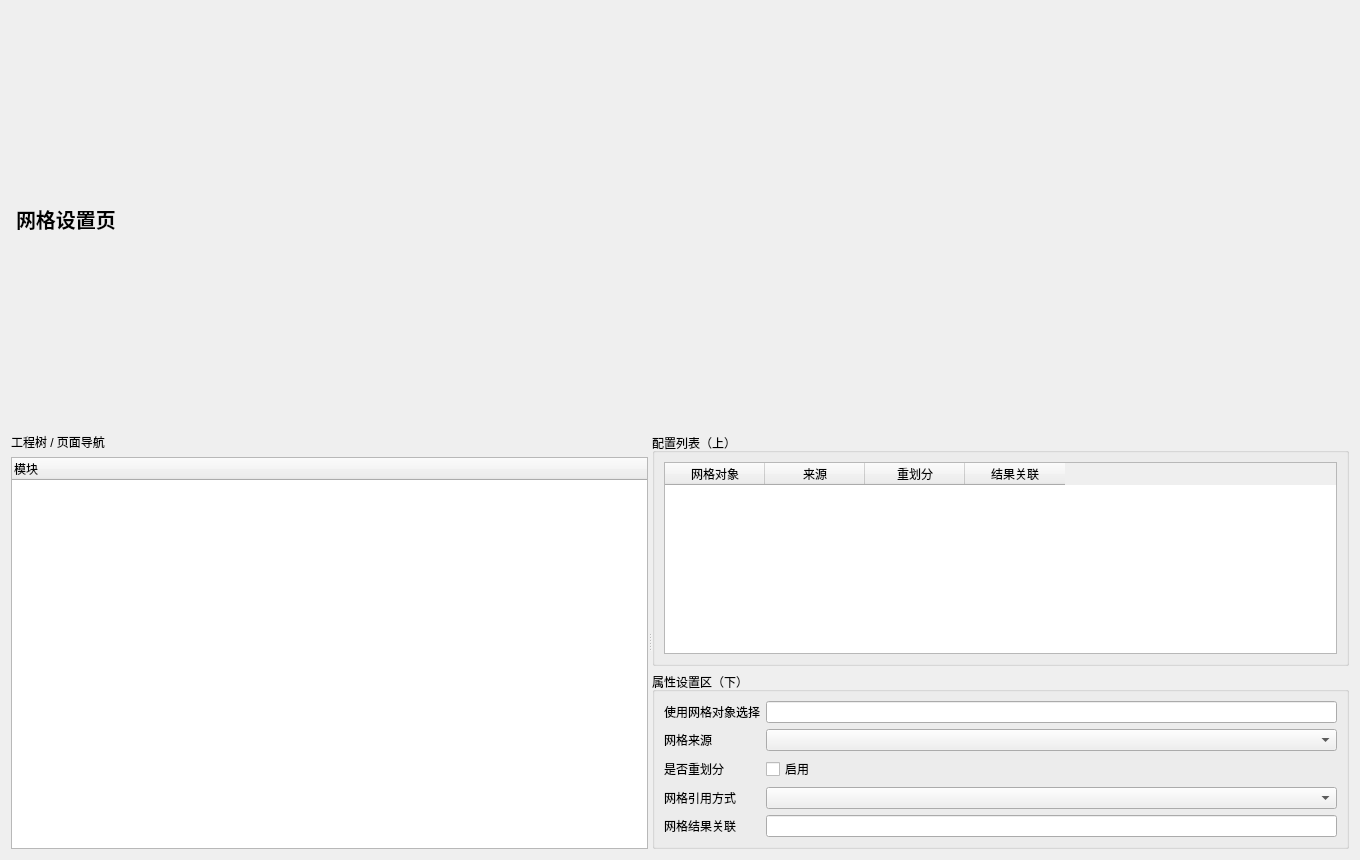
This is plugins/Base_Display/SolverMeshSettingPage.ui in asd977/base_cae as Qt 5 draws it before an edit. The edited form follows.
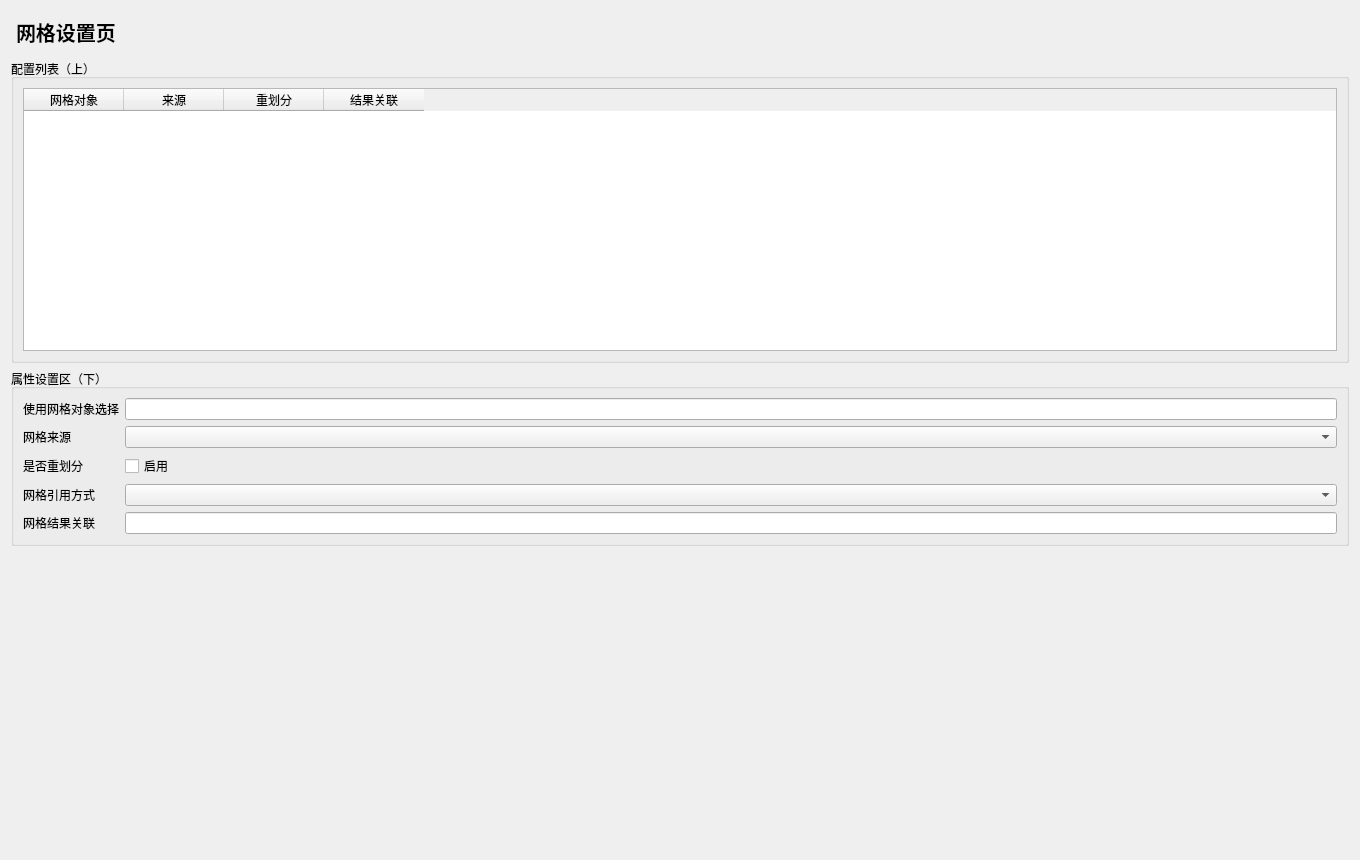
This is the edited form.

Commit message: 按评审意见移除左侧导航并补充底部纵向弹簧

What changed in the file:
```diff
--- a/plugins/Base_Display/SolverMeshSettingPage.ui
+++ b/plugins/Base_Display/SolverMeshSettingPage.ui
@@ -6,17 +6,6 @@
   <layout class="QVBoxLayout" name="rootLayout">
    <item><widget class="QLabel" name="titleLabel"><property name="styleSheet"><string notr="true">font-size:20px;font-weight:700;padding:6px 0;</string></property><property name="text"><string>网格设置页</string></property></widget></item>
    <item>
-    <widget class="QSplitter" name="mainSplitter">
-     <property name="orientation"><enum>Qt::Horizontal</enum></property>
-     <widget class="QWidget" name="leftPanel">
-      <layout class="QVBoxLayout" name="leftLayout">
-       <item><widget class="QLabel" name="navTitle"><property name="text"><string>工程树 / 页面导航</string></property></widget></item>
-       <item><widget class="QTreeWidget" name="navTree"><column><property name="text"><string>模块</string></property></column></widget></item>
-      </layout>
-     </widget>
-     <widget class="QWidget" name="rightPanel">
-      <layout class="QVBoxLayout" name="rightLayout">
-       <item>
         <widget class="QGroupBox" name="listGroup"><property name="title"><string>配置列表（上）</string></property>
          <layout class="QVBoxLayout" name="listLayout">
           <item><widget class="QTableWidget" name="configTable">              <column><property name="text"><string>网格对象</string></property></column>
@@ -43,9 +32,11 @@
          </layout>
         </widget>
        </item>
-      </layout>
-     </widget>
-    </widget>
+   <item>
+    <spacer name="verticalSpacer">
+     <property name="orientation"><enum>Qt::Vertical</enum></property>
+     <property name="sizeHint" stdset="0"><size><width>20</width><height>40</height></size></property>
+    </spacer>
    </item>
   </layout>
  </widget>
```
Left out of the diff: 3 changed lines with no effect on the pictures. Lines whose indentation alone changed are shown as unchanged. The commit also changes 23 other files.
